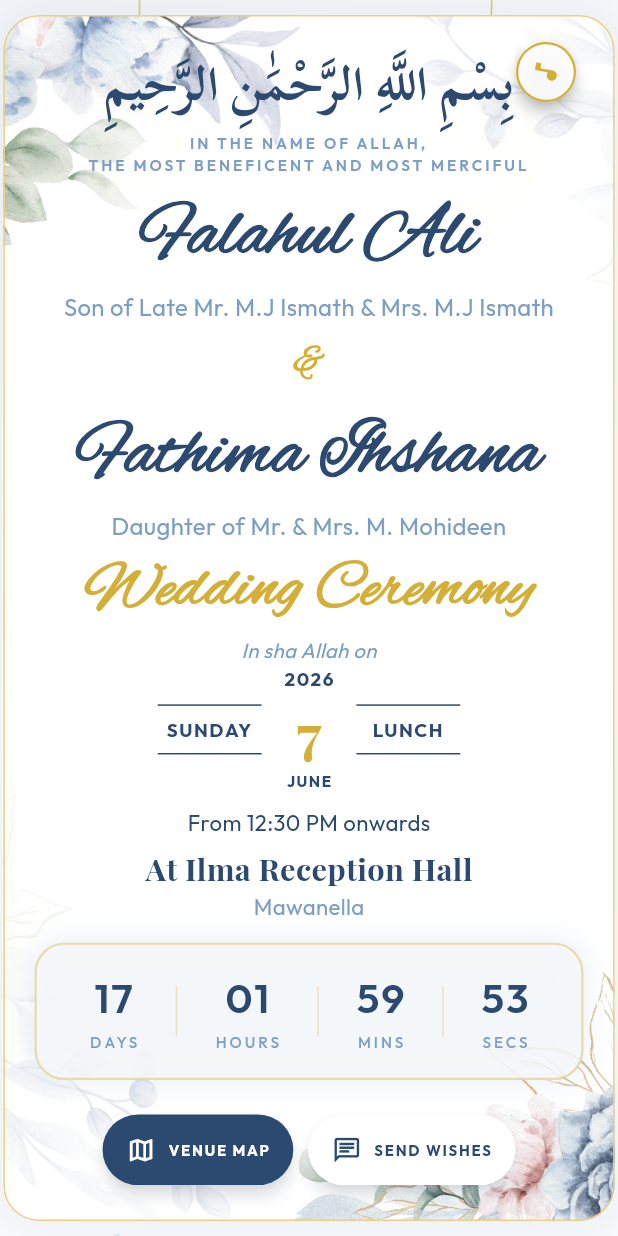
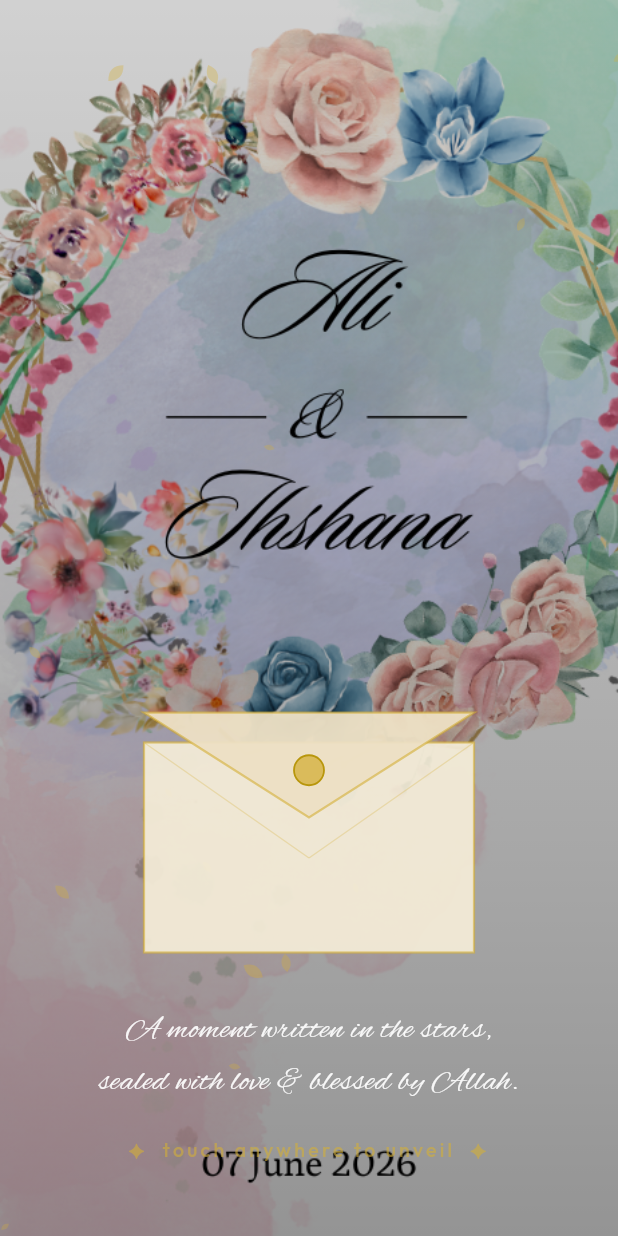
Before and after one commit to falahul-ali/invitation, a Flutter app: the screen it shows after launch, on a phone screen of 412 x 824 dp. Run offline on Flutter 3.47's test engine with Material 3 defaults, Android fonts, the phone set to English and light mode, and no system bars; our stand-ins replace audioplayers; project files that could hold a hidden picture were left out.

Commit message:
Cover Pages

```diff
--- a/lib/main.dart
+++ b/lib/main.dart
@@ -1,6 +1,5 @@
+import 'package:ali_wed_invitation/screens/splash_screen.dart';
 import 'package:flutter/material.dart';
-
-import 'screens/invitation.dart';
 
 void main() {
   runApp(const MyApp());
@@ -25,7 +24,7 @@ class MyApp extends StatelessWidget {
           brightness: Brightness.light,
         ),
       ),
-      home: Invitation(guestName: guestName),
+      home: SplashScreen(guestName: guestName),
     );
   }
 
--- a/lib/screens/invitation.dart
+++ b/lib/screens/invitation.dart
@@ -326,7 +326,7 @@ class _InvitationState extends State<Invitation>
                     // ── MOBILE: fixed to screen height, scale to fit, no scroll ──
                     ? Container(
                         margin: EdgeInsets.symmetric(vertical: 10),
-                        width: size.width,
+                        width: size.width * 0.95,
                         height: size.height,
                         child: FittedBox(
                           fit: BoxFit.contain,
--- /dev/null
+++ b/lib/screens/splash_screen.dart
@@ -0,0 +1,528 @@
+// ignore_for_file: deprecated_member_use
+
+import 'dart:math' as math;
+
+import 'package:flutter/material.dart';
+
+import 'invitation.dart';
+
+class SplashScreen extends StatefulWidget {
+  final String guestName;
+  const SplashScreen({super.key, this.guestName = ''});
+
+  @override
+  State<SplashScreen> createState() => _SplashScreenState();
+}
+
+class _SplashScreenState extends State<SplashScreen>
+    with TickerProviderStateMixin {
+  // Text entrance
+  late AnimationController _entranceController;
+  late Animation<double> _textFade;
+  late Animation<Offset> _textSlide;
+
+  // Pulsing "tap" hint
+  late AnimationController _pulseController;
+  late Animation<double> _pulseOpacity;
+
+  // Floating petals
+  late AnimationController _petalController;
+  final List<_Petal> _petals = [];
+
+  // Envelope open animation (triggered on tap)
+  late AnimationController _openController;
+  late Animation<double> _flapAngle;
+  late Animation<double> _cardRise;
+  late Animation<double> _exitFade;
+
+  bool _tapped = false;
+
+  @override
+  void initState() {
+    super.initState();
+
+    // ── Entrance ───────────────────────────────────────────────────────────
+    _entranceController = AnimationController(
+      vsync: this,
+      duration: const Duration(milliseconds: 1600),
+    );
+    _textFade = Tween<double>(begin: 0, end: 1).animate(
+      CurvedAnimation(
+        parent: _entranceController,
+        curve: const Interval(0.3, 1.0, curve: Curves.easeOut),
+      ),
+    );
+    _textSlide = Tween<Offset>(
+      begin: const Offset(0, 0.3),
+      end: Offset.zero,
+    ).animate(
+      CurvedAnimation(
+        parent: _entranceController,
+        curve: const Interval(0.3, 1.0, curve: Curves.easeOut),
+      ),
+    );
+
+    // ── Pulse hint ─────────────────────────────────────────────────────────
+    _pulseController = AnimationController(
+      vsync: this,
+      duration: const Duration(milliseconds: 1400),
+    )..repeat(reverse: true);
+    _pulseOpacity = Tween<double>(begin: 0.45, end: 1.0).animate(
+      CurvedAnimation(parent: _pulseController, curve: Curves.easeInOut),
+    );
+
+    // ── Petals ─────────────────────────────────────────────────────────────
+    _petalController = AnimationController(
+      vsync: this,
+      duration: const Duration(seconds: 10),
+    )
+      ..addListener(_updatePetals)
+      ..repeat();
+    _initPetals();
+
+    // ── Envelope open ──────────────────────────────────────────────────────
+    _openController = AnimationController(
+      vsync: this,
+      duration: const Duration(milliseconds: 1600),
+    );
+    _flapAngle = Tween<double>(begin: 0, end: math.pi).animate(
+      CurvedAnimation(
+        parent: _openController,
+        curve: const Interval(0.0, 0.5, curve: Curves.easeInOut),
+      ),
+    );
+    _cardRise = Tween<double>(begin: 0, end: 1).animate(
+      CurvedAnimation(
+        parent: _openController,
+        curve: const Interval(0.35, 0.85, curve: Curves.easeOut),
+      ),
+    );
+    _exitFade = Tween<double>(begin: 1, end: 0).animate(
+      CurvedAnimation(
+        parent: _openController,
+        curve: const Interval(0.75, 1.0, curve: Curves.easeIn),
+      ),
+    );
+
+    _openController.addStatusListener((status) {
+      if (status == AnimationStatus.completed) {
+        _navigateToInvitation();
+      }
+    });
+
+    // Start entrance after a short delay
+    Future.delayed(const Duration(milliseconds: 400), () {
+      if (mounted) _entranceController.forward();
+    });
+  }
+
+  void _initPetals() {
+    final rng = math.Random();
+    for (int i = 0; i < 22; i++) {
+      _petals.add(_Petal(
+        x: rng.nextDouble(),
+        y: rng.nextDouble() * 2 - 1.0,
+        size: rng.nextDouble() * 11 + 5,
+        speed: rng.nextDouble() * 0.018 + 0.008,
+        angle: rng.nextDouble() * math.pi * 2,
+        wobble: rng.nextDouble() * 0.008 + 0.003,
+      ));
+    }
+  }
+
+  void _updatePetals() {
+    final rng = math.Random();
+    for (final p in _petals) {
+      p.y += p.speed * 0.1;
+      p.angle += 0.012;
+      p.x += math.sin(p.angle * 3) * p.wobble;
+      if (p.y > 1.2) {
+        p.y = -0.2;
+        p.x = rng.nextDouble();
+      }
+    }
+    if (mounted) setState(() {});
+  }
+
+  void _onTap() {
+    if (_tapped) return;
+    setState(() => _tapped = true);
+    _pulseController.stop();
+    _openController.forward();
+  }
+
+  void _navigateToInvitation() {
+    if (!mounted) return;
+    Navigator.of(context).pushReplacement(
+      PageRouteBuilder(
+        transitionDuration: const Duration(milliseconds: 700),
+        pageBuilder: (_, __, ___) => Invitation(guestName: widget.guestName),
+        transitionsBuilder: (_, animation, __, child) {
+          return FadeTransition(opacity: animation, child: child);
+        },
+      ),
+    );
+  }
+
+  @override
+  void dispose() {
+    _entranceController.dispose();
+    _pulseController.dispose();
+    _petalController.dispose();
+    _openController.dispose();
+    super.dispose();
+  }
+
+  @override
+  Widget build(BuildContext context) {
+    return GestureDetector(
+      onTap: _onTap,
+      child: Scaffold(
+        body: Stack(
+          fit: StackFit.expand,
+          children: [
+            // ── Cover image fills the entire screen ──────────────────────
+            Image.asset(
+              'assets/images/cover.png',
+              fit: BoxFit.cover,
+            ),
+
+            // ── Soft dark overlay so text is readable ────────────────────
+            Container(
+              decoration: BoxDecoration(
+                gradient: LinearGradient(
+                  colors: [
+                    Colors.black.withOpacity(0.18),
+                    Colors.black.withOpacity(0.42),
+                  ],
+                  begin: Alignment.topCenter,
+                  end: Alignment.bottomCenter,
+                ),
+              ),
+            ),
+
+            // ── Floating petals ──────────────────────────────────────────
+            IgnorePointer(
+              child: CustomPaint(
+                painter: _PetalsPainter(petals: _petals),
+              ),
+            ),
+
+            // ── Envelope + text overlay ──────────────────────────────────
+            AnimatedBuilder(
+              animation: _openController,
+              builder: (context, child) {
+                return FadeTransition(
+                  opacity: _exitFade,
+                  child: child,
+                );
+              },
+              child: Column(
+                mainAxisAlignment: MainAxisAlignment.end,
+                children: [
+                  // ── Envelope ────────────────────────────────────────────
+                  AnimatedBuilder(
+                    animation: _openController,
+                    builder: (context, _) {
+                      return _EnvelopeWidget(
+                        flapAngle: _flapAngle.value,
+                        cardRise: _cardRise.value,
+                      );
+                    },
+                  ),
+
+                  const SizedBox(height: 36),
+
+                  // ── Magical sentence ─────────────────────────────────────
+                  FadeTransition(
+                    opacity: _textFade,
+                    child: SlideTransition(
+                      position: _textSlide,
+                      child: Padding(
+                        padding: const EdgeInsets.symmetric(horizontal: 32),
+                        child: Column(
+                          children: [
+                            Text(
+                              "A moment written in the stars,",
+                              style: TextStyle(
+                                fontFamily: 'AlexBrush',
+                                fontSize: 22,
+                                color: Colors.white.withOpacity(0.92),
+                                letterSpacing: 0.5,
+                              ),
+                              textAlign: TextAlign.center,
+                            ),
+                            const SizedBox(height: 4),
+                            Text(
+                              "sealed with love & blessed by Allah.",
+                              style: TextStyle(
+                                fontFamily: 'AlexBrush',
+                                fontSize: 22,
+                                color: Colors.white.withOpacity(0.92),
+                                letterSpacing: 0.5,
+                              ),
+                              textAlign: TextAlign.center,
+                            ),
+                          ],
+                        ),
+                      ),
+                    ),
+                  ),
+
+                  const SizedBox(height: 20),
+
+                  // ── Tap hint ─────────────────────────────────────────────
+                  if (!_tapped)
+                    FadeTransition(
+                      opacity: _textFade,
+                      child: AnimatedBuilder(
+                        animation: _pulseOpacity,
+                        builder: (context, child) {
+                          return Opacity(
+                            opacity: _pulseOpacity.value,
+                            child: child,
+                          );
+                        },
+                        child: Padding(
+                          padding: const EdgeInsets.only(bottom: 48),
+                          child: Text(
+                            "✦  touch anywhere to unveil  ✦",
+                            style: TextStyle(
+                              fontFamily: 'Outfit',
+                              fontSize: 13,
+                              fontWeight: FontWeight.w500,
+                              color: const Color(0xFFD4AF37).withOpacity(0.9),
+                              letterSpacing: 2.2,
+                            ),
+                            textAlign: TextAlign.center,
+                          ),
+                        ),
+                      ),
+                    )
+                  else
+                    const SizedBox(height: 48),
+                ],
+              ),
+            ),
+          ],
+        ),
+      ),
+    );
+  }
+}
+
+// ─────────────────────────────────────────────────────────────────────────────
+// Envelope widget
+// ─────────────────────────────────────────────────────────────────────────────
+
+class _EnvelopeWidget extends StatelessWidget {
+  final double flapAngle; // 0 → π  (closed → open)
+  final double cardRise; // 0 → 1
+
+  const _EnvelopeWidget({required this.flapAngle, required this.cardRise});
+
+  @override
+  Widget build(BuildContext context) {
+    return SizedBox(
+      width: 220,
+      height: 160,
+      child: Stack(
+        alignment: Alignment.bottomCenter,
+        clipBehavior: Clip.none,
+        children: [
+          // ── Envelope body ──────────────────────────────────────────────
+          CustomPaint(
+            size: const Size(220, 140),
+            painter: _EnvelopeBodyPainter(),
+          ),
+
+          // ── Card rising out ────────────────────────────────────────────
+          Positioned(
+            bottom: 20 + cardRise * 80,
+            child: Opacity(
+              opacity: cardRise.clamp(0.0, 1.0),
+              child: Container(
+                width: 160,
+                height: 100,
+                decoration: BoxDecoration(
+                  color: Colors.white.withOpacity(0.95),
+                  borderRadius: BorderRadius.circular(8),
+                  border: Border.all(
+                    color: const Color(0xFFD4AF37).withOpacity(0.6),
+                    width: 1.2,
+                  ),
+                  boxShadow: [
+                    BoxShadow(
+                      color: Colors.black.withOpacity(0.18),
+                      blurRadius: 14,
+                      offset: const Offset(0, 4),
+                    ),
+                  ],
+                ),
+                child: Center(
+                  child: Text(
+                    "بِسْمِ اللَّهِ",
+                    style: TextStyle(
+                      fontFamily: 'Scheherazade',
+                      fontSize: 22,
+                      color: const Color(0xFF2C4A6F).withOpacity(0.85),
+                      fontWeight: FontWeight.w600,
+                    ),
+                  ),
+                ),
+              ),
+            ),
+          ),
+
+          // ── Envelope flap (rotates open) ───────────────────────────────
+          Positioned(
+            top: 0,
+            child: Transform(
+              alignment: Alignment.topCenter,
+              transform: Matrix4.identity()
+                ..setEntry(3, 2, 0.001)
+                ..rotateX(flapAngle),
+              child: CustomPaint(
+                size: const Size(220, 70),
+                painter: _EnvelopeFlapPainter(),
+              ),
+            ),
+          ),
+        ],
+      ),
+    );
+  }
+}
+
+// ─────────────────────────────────────────────────────────────────────────────
+// Custom Painters
+// ─────────────────────────────────────────────────────────────────────────────
+
+class _EnvelopeBodyPainter extends CustomPainter {
+  @override
+  void paint(Canvas canvas, Size size) {
+    final fill = Paint()
+      ..color = const Color(0xFFF5EDD8).withOpacity(0.92)
+      ..style = PaintingStyle.fill;
+
+    final border = Paint()
+      ..color = const Color(0xFFD4AF37).withOpacity(0.6)
+      ..style = PaintingStyle.stroke
+      ..strokeWidth = 1.5;
+
+    final body = Path()
+      ..moveTo(0, 0)
+      ..lineTo(size.width, 0)
+      ..lineTo(size.width, size.height)
+      ..lineTo(0, size.height)
+      ..close();
+
+    canvas.drawPath(body, fill);
+    canvas.drawPath(body, border);
+
+    // Inner V fold lines
+    final fold = Paint()
+      ..color = const Color(0xFFD4AF37).withOpacity(0.28)
+      ..style = PaintingStyle.stroke
+      ..strokeWidth = 1.0;
+
+    canvas.drawPath(
+      Path()
+        ..moveTo(0, 0)
+        ..lineTo(size.width / 2, size.height * 0.55),
+      fold,
+    );
+    canvas.drawPath(
+      Path()
+        ..moveTo(size.width, 0)
+        ..lineTo(size.width / 2, size.height * 0.55),
+      fold,
+    );
+  }
+
+  @override
+  bool shouldRepaint(covariant CustomPainter _) => false;
+}
+
+class _EnvelopeFlapPainter extends CustomPainter {
+  @override
+  void paint(Canvas canvas, Size size) {
+    final fill = Paint()
+      ..color = const Color(0xFFEDE0C4).withOpacity(0.95)
+      ..style = PaintingStyle.fill;
+
+    final border = Paint()
+      ..color = const Color(0xFFD4AF37).withOpacity(0.6)
+      ..style = PaintingStyle.stroke
+      ..strokeWidth = 1.5;
+
+    final flap = Path()
+      ..moveTo(0, 0)
+      ..lineTo(size.width, 0)
+      ..lineTo(size.width / 2, size.height)
+      ..close();
+
+    canvas.drawPath(flap, fill);
+    canvas.drawPath(flap, border);
+
+    // Wax seal
+    canvas.drawCircle(
+      Offset(size.width / 2, size.height * 0.55),
+      10,
+      Paint()..color = const Color(0xFFD4AF37).withOpacity(0.75),
+    );
+    canvas.drawCircle(
+      Offset(size.width / 2, size.height * 0.55),
+      10,
+      Paint()
+        ..color = const Color(0xFFB8960C)
+        ..style = PaintingStyle.stroke
+        ..strokeWidth = 1.2,
+    );
+  }
+
+  @override
+  bool shouldRepaint(covariant CustomPainter _) => false;
+}
+
+// ─────────────────────────────────────────────────────────────────────────────
+// Petals
+// ─────────────────────────────────────────────────────────────────────────────
+
+class _Petal {
+  double x, y, size, speed, angle, wobble;
+  _Petal({
+    required this.x,
+    required this.y,
+    required this.size,
+    required this.speed,
+    required this.angle,
+    required this.wobble,
+  });
+}
+
+class _PetalsPainter extends CustomPainter {
+  final List<_Petal> petals;
+  _PetalsPainter({required this.petals});
+
+  @override
+  void paint(Canvas canvas, Size size) {
+    final paint = Paint()..style = PaintingStyle.fill;
+    for (final p in petals) {
+      paint.color =
+          const Color(0xFFD4AF37).withOpacity(0.22 + (p.size / 16) * 0.14);
+      canvas.save();
+      canvas.translate(p.x * size.width, p.y * size.height);
+      canvas.rotate(p.angle);
+      final path = Path()
+        ..moveTo(0, -p.size / 2)
+        ..quadraticBezierTo(p.size / 2, 0, 0, p.size / 2)
+        ..quadraticBezierTo(-p.size / 2, 0, 0, -p.size / 2);
+      canvas.drawPath(path, paint);
+      canvas.restore();
+    }
+  }
+
+  @override
+  bool shouldRepaint(_PetalsPainter _) => true;
+}
```
Also changed, not shown: lib/screens/invitation_copy.dart (renamed from lib/screens/invitation copy.dart), lib/screens/invitation_copy2.dart (renamed from lib/screens/invitation copy 2.dart).
